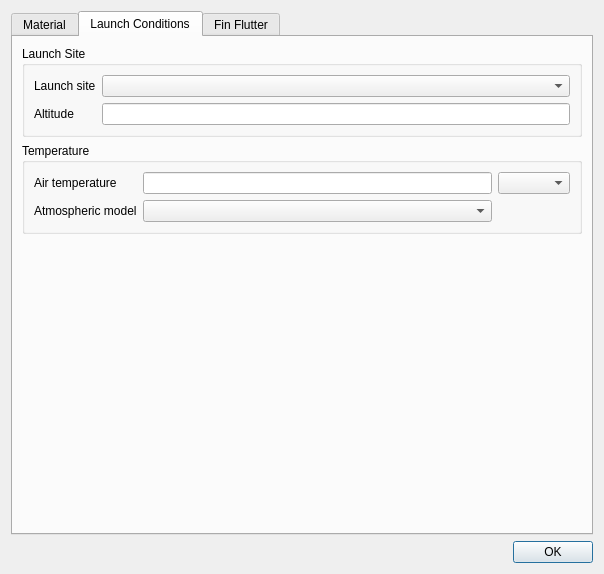
Qt form Ui/DialogFinFlutter.ui (davesrocketshop/Rocket) before a commit.
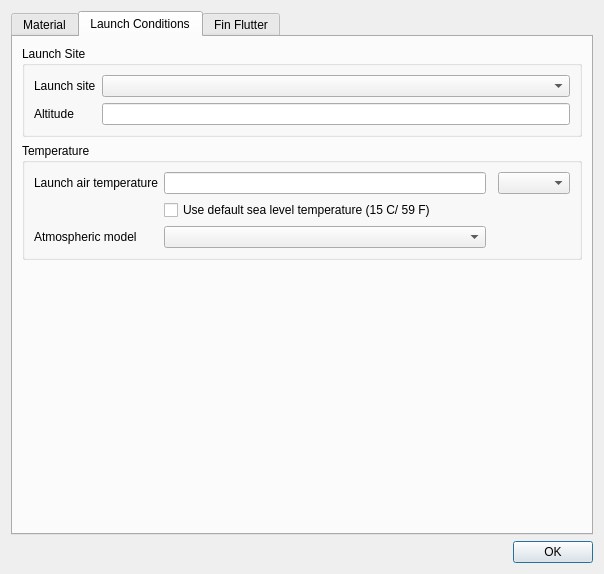
The same form after that commit. The open tabs and pages were chosen to show the change. Custom widgets are drawn as their Qt base class.

Commit message: Use different atmospheric models

Patch:
```diff
--- a/Ui/DialogFinFlutter.ui
+++ b/Ui/DialogFinFlutter.ui
@@ -179,25 +179,32 @@
           <item row="0" column="0">
            <widget class="QLabel" name="launchTemperatureLabel">
             <property name="text">
-             <string>Air temperature</string>
+             <string>Launch air temperature</string>
             </property>
            </widget>
           </item>
-          <item row="1" column="0">
+          <item row="2" column="0">
            <widget class="QLabel" name="atmosphericModelLabel">
             <property name="text">
              <string>Atmospheric model</string>
             </property>
            </widget>
           </item>
+          <item row="2" column="1">
+           <widget class="QComboBox" name="atmosphericModelCombo"/>
+          </item>
           <item row="0" column="3">
            <widget class="QComboBox" name="temperatureUnitsCombo"/>
           </item>
           <item row="0" column="1">
            <widget class="QLineEdit" name="launchTemperatureInput"/>
           </item>
-          <item row="1" column="1">
-           <widget class="QComboBox" name="atmosphericModelCombobox"/>
+          <item row="1" column="1" colspan="3">
+           <widget class="QCheckBox" name="defaultTemperatureCheckbox">
+            <property name="text">
+             <string>Use default sea level temperature (15 C/ 59 F)</string>
+            </property>
+           </widget>
           </item>
          </layout>
         </widget>
```
The commit also changes 3 other files.
